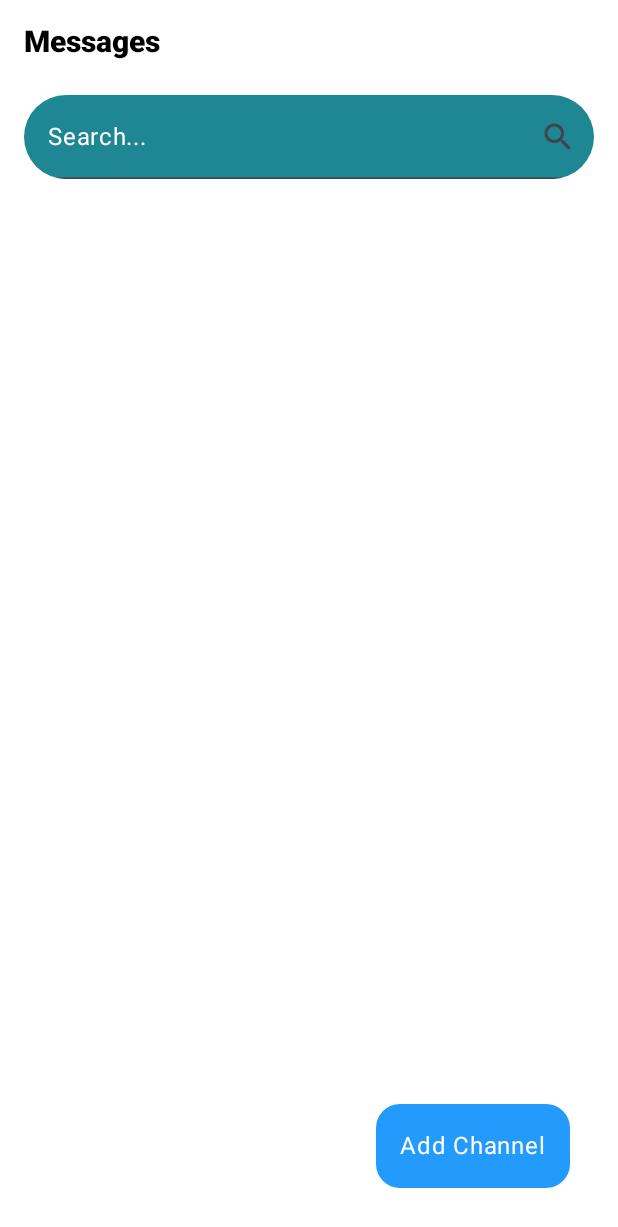
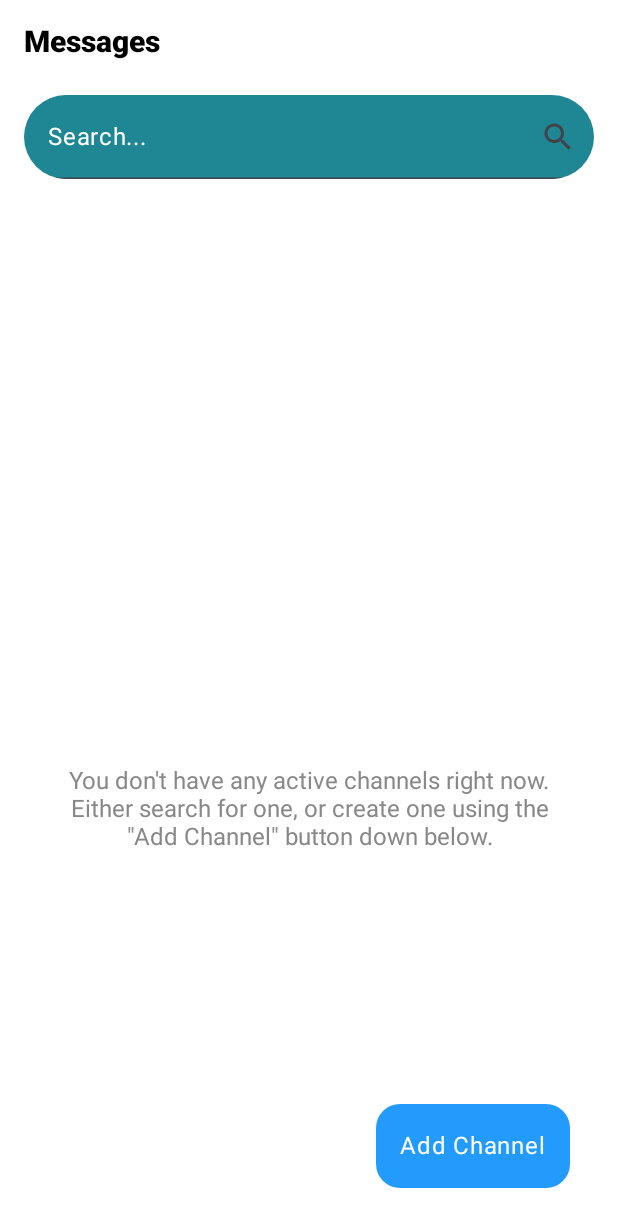
Before and after one commit to yazdanafra/ChatRoom, an Android app built with Jetpack Compose: the HomeScreen screen opened through its navigation route, on a phone screen of 412 x 824 dp. Shown: the top 1227 px of the screen. Run offline under Robolectric (Android 15) with nearby library versions, the light colour scheme and no system bars; our stand-ins replace Dagger/Hilt's generated code, Firebase (no records; nobody signed in at launch, a user with empty details on screens opened directly), Timber; libraries missing offline, so code that uses them is left out: com.permissionx.guolindev, com.zegocloud.uikit, im.zego.zim; 9 statements that could not run were skipped.

Commit message:
user channel view functionality

```diff
--- a/app/src/main/java/com/g2/chatroom/feature/home/HomeScreen.kt
+++ b/app/src/main/java/com/g2/chatroom/feature/home/HomeScreen.kt
@@ -1,7 +1,9 @@
 package com.g2.chatroom.feature.home
 
+import androidx.activity.compose.LocalActivity
 import androidx.compose.foundation.background
 import androidx.compose.foundation.clickable
+import androidx.compose.foundation.layout.Arrangement
 import androidx.compose.foundation.layout.Box
 import androidx.compose.foundation.layout.Column
 import androidx.compose.foundation.layout.Row
@@ -55,7 +57,7 @@ import com.zegocloud.uikit.prebuilt.call.invite.widget.ZegoSendCallInvitationBut
 @OptIn(ExperimentalMaterial3Api::class)
 @Composable
 fun HomeScreen(navController: NavController) {
-    val context = LocalContext.current as MainActivity
+    val context = LocalActivity.current as MainActivity
     LaunchedEffect(Unit) {
         Firebase.auth.currentUser?.let {
             context.initZegoService(
@@ -68,6 +70,9 @@ fun HomeScreen(navController: NavController) {
     }
     val viewModel = hiltViewModel<HomeViewModel>()
     val channels = viewModel.channels.collectAsState()
+    val searchQuery = viewModel.searchQuery.collectAsState()
+    val searchResults = viewModel.searchResults.collectAsState()
+    val showSearchResults = remember { mutableStateOf(false) }
     val addChannel = remember {
         mutableStateOf(false)
     }
@@ -105,15 +110,16 @@ fun HomeScreen(navController: NavController) {
 
                 item {
                     TextField(
-                        value = "",
-                        onValueChange = {},
+                        value = searchQuery.value,
+                        onValueChange = {
+                            viewModel.searchChannels(it)
+                            showSearchResults.value = it.isNotBlank()
+                        },
                         placeholder = { Text(text = "Search...") },
                         modifier = Modifier
                             .fillMaxWidth()
                             .padding(horizontal = 16.dp, vertical = 8.dp)
-                            .clip(
-                                RoundedCornerShape(40.dp)
-                            ),
+                            .clip(RoundedCornerShape(40.dp)),
                         textStyle = TextStyle(color = Color.LightGray),
                         colors = TextFieldDefaults.colors().copy(
                             focusedContainerColor = Color(0xFF1F8793),
@@ -129,8 +135,54 @@ fun HomeScreen(navController: NavController) {
                                 imageVector = Icons.Filled.Search, contentDescription = null
                             )
                         })
+
                 }
 
+                // Show search results or user's channels
+                if (showSearchResults.value && searchResults.value.isNotEmpty()) {
+                    item {
+                        Text(
+                            text = "Search Results",
+                            color = Color.Gray,
+                            style = TextStyle(fontSize = 16.sp),
+                            modifier = Modifier.padding(start = 16.dp, top = 8.dp)
+                        )
+                    }
+
+                    items(searchResults.value) { channel ->
+                        Column {
+                            ChannelItem(
+                                channelName = channel.name,
+                                modifier = Modifier.padding(horizontal = 16.dp, vertical = 2.dp),
+                                false,
+                                onClick = {
+                                    navController.navigate("chat/${channel.id}&${channel.name}")
+                                },
+                                onCall = {})
+                        }
+                    }
+                }
+
+               else if (channels.value.isEmpty()) {
+                    item {
+                        Box(
+                            modifier = Modifier
+                                .fillParentMaxSize() // make this Box as tall as the LazyColumn
+                                .padding(32.dp),
+                            contentAlignment = Alignment.Center,
+                        ) {
+                            Text(
+                                text = "You don't have any active channels right now.\n" +
+                                        "Either search for one, or create one using the \"Add Channel\" button down below.",
+                                textAlign = TextAlign.Center,
+                                style = TextStyle(fontSize = 16.sp, color = Color.Gray)
+                            )
+                        }
+                    }
+                }
+
+                else {
+                    // Show user's channels (ones they've created or messaged in)
                     items(channels.value) { channel ->
                         Column {
                             ChannelItem(
@@ -146,6 +198,9 @@ fun HomeScreen(navController: NavController) {
                 }
             }
         }
+    }
+
+
 
     if (addChannel.value) {
         ModalBottomSheet(onDismissRequest = { addChannel.value = false }, sheetState = sheetState) {
--- a/app/src/main/java/com/g2/chatroom/feature/home/HomeViewModel.kt
+++ b/app/src/main/java/com/g2/chatroom/feature/home/HomeViewModel.kt
@@ -3,6 +3,10 @@ package com.g2.chatroom.feature.home
 import androidx.lifecycle.ViewModel
 import com.g2.chatroom.model.Channel
 import com.google.firebase.Firebase
+import com.google.firebase.auth.auth
+import com.google.firebase.database.DataSnapshot
+import com.google.firebase.database.DatabaseError
+import com.google.firebase.database.ValueEventListener
 import com.google.firebase.database.database
 import dagger.hilt.android.lifecycle.HiltViewModel
 import kotlinx.coroutines.flow.MutableStateFlow
@@ -11,30 +15,111 @@ import javax.inject.Inject
 
 @HiltViewModel
 class HomeViewModel @Inject constructor() : ViewModel() {
-
     private val firebaseDatabase = Firebase.database
     private val _channels = MutableStateFlow<List<Channel>>(emptyList())
     val channels = _channels.asStateFlow()
 
+    // New properties for search
+    private val _searchQuery = MutableStateFlow("")
+    val searchQuery = _searchQuery.asStateFlow()
+    private val _searchResults = MutableStateFlow<List<Channel>>(emptyList())
+    val searchResults = _searchResults.asStateFlow()
+
+    // Get current user ID
+    private val currentUserId = Firebase.auth.currentUser?.uid
+
     init {
-        getChannels()
+        // Load user's channels instead of all channels
+        loadUserChannels()
     }
 
-    private fun getChannels() {
-        firebaseDatabase.getReference("channel").get().addOnSuccessListener {
-            val list = mutableListOf<Channel>()
-            it.children.forEach { data ->
-                val channel = Channel(data.key!!, data.value.toString())
-                list.add(channel)
-            }
-            _channels.value = list
+    // Load only channels the user has interacted with
+    private fun loadUserChannels() {
+        currentUserId?.let { userId ->
+            firebaseDatabase.getReference("user_channels")
+                .child(userId)
+                .addValueEventListener(object : ValueEventListener {
+                    override fun onDataChange(snapshot: DataSnapshot) {
+                        val channelIds = mutableListOf<String>()
+                        snapshot.children.forEach { data ->
+                            data.key?.let { channelIds.add(it) }
+                        }
+                        fetchChannelDetails(channelIds)
+                    }
+
+                    override fun onCancelled(error: DatabaseError) {
+                        // Handle error
+                    }
+                })
         }
     }
 
+    // Fetch details for specific channel IDs
+    private fun fetchChannelDetails(channelIds: List<String>) {
+        if (channelIds.isEmpty()) {
+            _channels.value = emptyList()
+            return
+        }
+
+        val list = mutableListOf<Channel>()
+        var fetchedCount = 0
+
+        channelIds.forEach { channelId ->
+            firebaseDatabase.getReference("channel").child(channelId).get()
+                .addOnSuccessListener { snapshot ->
+                    snapshot.key?.let { key ->
+                        snapshot.value?.toString()?.let { name ->
+                            list.add(Channel(key, name))
+                        }
+                    }
+
+                    fetchedCount++
+                    if (fetchedCount == channelIds.size) {
+                        _channels.value = list
+                    }
+                }
+        }
+    }
+
+    // Search for channels
+    fun searchChannels(query: String) {
+        _searchQuery.value = query
+        if (query.isBlank()) {
+            _searchResults.value = emptyList()
+            return
+        }
+
+        firebaseDatabase.getReference("channel").get().addOnSuccessListener {
+            val results = mutableListOf<Channel>()
+            it.children.forEach { data ->
+                val channelName = data.value.toString()
+                if (channelName.contains(query, ignoreCase = true)) {
+                    results.add(Channel(data.key!!, channelName))
+                }
+            }
+            _searchResults.value = results
+        }
+    }
+
+    // Add channel to user's list when they message in it
+    fun addChannelToUserList(channelId: String) {
+        currentUserId?.let { userId ->
+            firebaseDatabase.getReference("user_channels")
+                .child(userId)
+                .child(channelId)
+                .setValue(true)
+        }
+    }
+
+    // Create a new channel and add it to user's list
     fun addChannel(name: String) {
         val key = firebaseDatabase.getReference("channel").push().key
-        firebaseDatabase.getReference("channel").child(key!!).setValue(name).addOnSuccessListener {
-            getChannels()
+        key?.let { channelId ->
+            firebaseDatabase.getReference("channel").child(channelId).setValue(name)
+                .addOnSuccessListener {
+                    // Add to user's list of channels
+                    addChannelToUserList(channelId)
+                }
         }
     }
 }
```
Also changed, not shown: app/src/main/java/com/g2/chatroom/feature/chat/ChatViewModel.kt (+12 -0 lines). Lines whose indentation alone changed are shown as unchanged.
